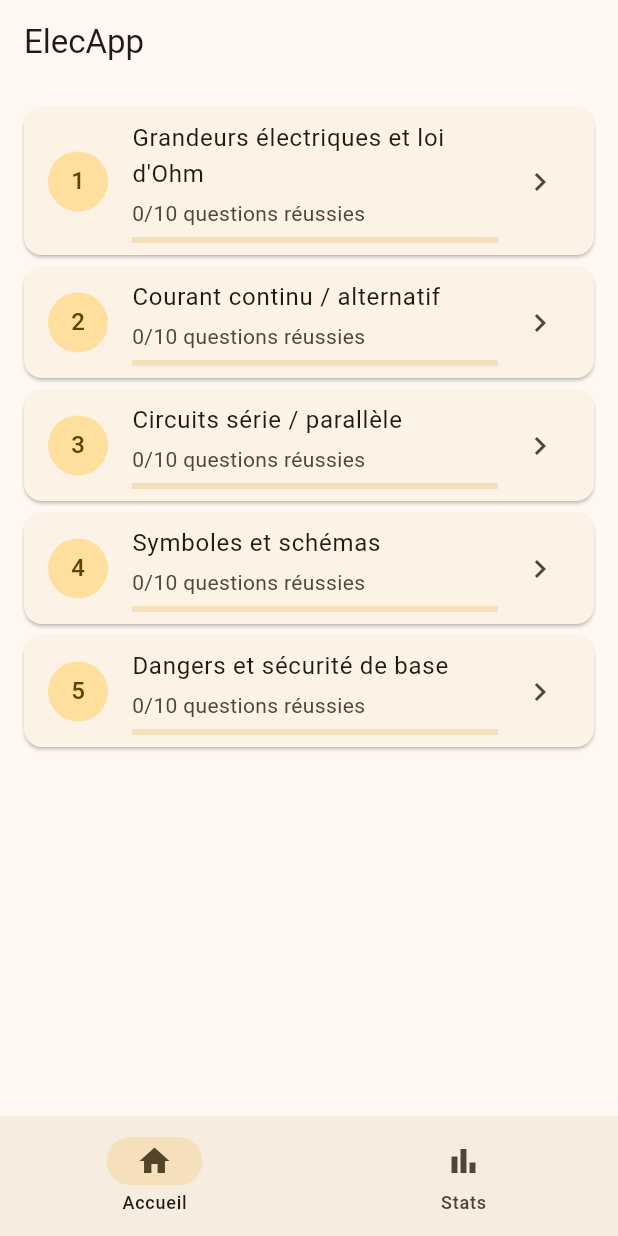
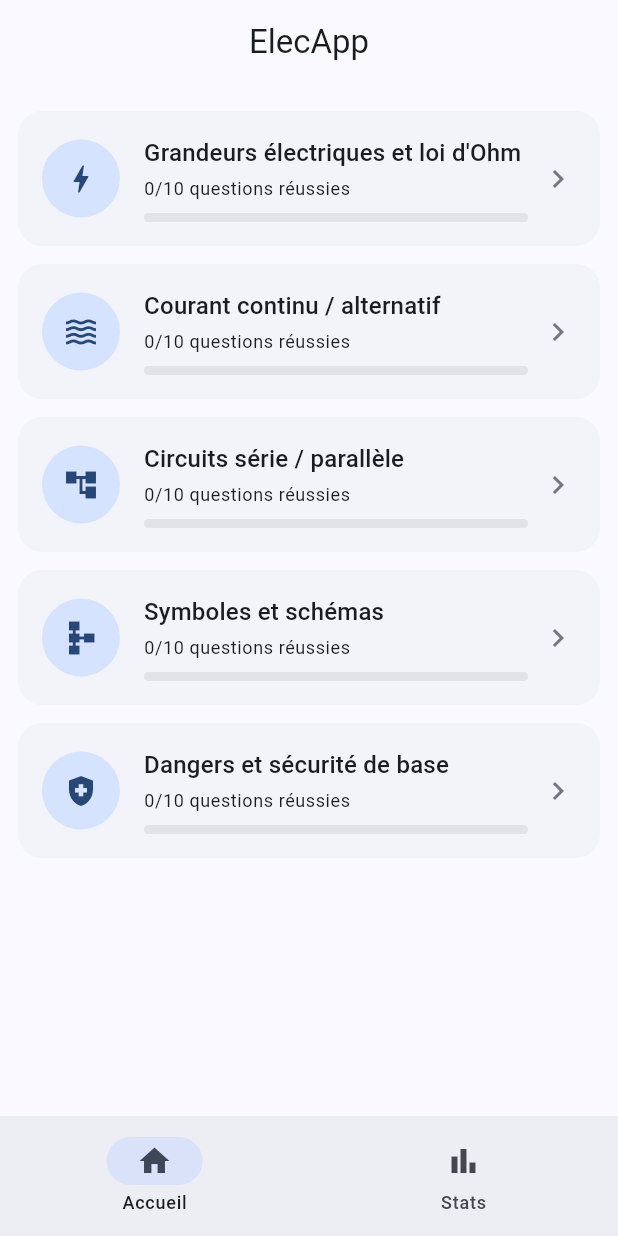
Before and after one commit to PauloLArtiste56/app-lectricit-, a Flutter app: the screen it shows after launch, on a phone screen of 412 x 824 dp. Run offline on Flutter 3.47's test engine with Material 3 defaults, Android fonts, the phone set to English and light mode, and no system bars; our stand-ins replace shared_preferences.

Commit message:
Étape 7 : thème, icônes, mode sombre, format téléphone sur grand écran
- theme.dart : bleu électrique en couleur principale, déclinaisons
  claire et sombre (suit le réglage de l'appareil), cartes arrondies,
  boutons pleine largeur.
- Sur grand écran (Chrome sur PC), le contenu est limité à 480 px de
  large pour garder l'allure d'un téléphone.
- Carte de module : icône par module, coche verte quand il est terminé.
- Icône de l'appli (fond bleu, éclair jaune) générée à toutes les
  tailles iOS et web ; favicon ; nom affiché "ElecApp" sur iOS ;
  couleurs du manifeste web.
- README mis à jour : V1 complète, structure, où modifier le contenu.

Vérifié : flutter analyze sans problème, 24 tests verts, build web OK.

Co-Authored-By: Claude Fable 5.1 <noreply@anthropic.com>
Claude-Session: https://claude.ai/code/session_01RMu6oXrFiTwhT3PyEbCZuc

```diff
--- a/lib/main.dart
+++ b/lib/main.dart
@@ -3,6 +3,7 @@ import 'package:provider/provider.dart';
 
 import 'data/app_state.dart';
 import 'screens/home_shell.dart';
+import 'theme.dart';
 
 void main() {
   runApp(const ElecApp());
@@ -18,11 +19,21 @@ class ElecApp extends StatelessWidget {
       create: (_) => AppState()..charger(),
       child: MaterialApp(
         title: 'ElecApp',
-        theme: ThemeData(
-          colorSchemeSeed: Colors.amber,
-          useMaterial3: true,
+        theme: ElecTheme.clair(),
+        darkTheme: ElecTheme.sombre(),
+        themeMode: ThemeMode.system,
+        home: const HomeShell(),
+        // Sur un grand écran (Chrome sur PC), on limite la largeur pour
+        // garder l'allure d'un téléphone. Sans effet sur un vrai mobile.
+        builder: (context, child) => ColoredBox(
+          color: Theme.of(context).colorScheme.surfaceContainerHighest,
+          child: Center(
+            child: ConstrainedBox(
+              constraints: const BoxConstraints(maxWidth: ElecTheme.largeurMax),
+              child: child,
+            ),
+          ),
         ),
-        home: const HomeShell(),
       ),
     );
   }
--- /dev/null
+++ b/lib/theme.dart
@@ -0,0 +1,50 @@
+import 'package:flutter/material.dart';
+
+/// Thème de l'appli : bleu "électrique" comme couleur principale,
+/// déclinaison claire et sombre générée par Material 3.
+abstract final class ElecTheme {
+  static const Color graine = Color(0xFF1565C0);
+
+  /// Largeur maximale du contenu sur grand écran (Chrome sur PC) :
+  /// l'appli garde ainsi des proportions de téléphone.
+  static const double largeurMax = 480;
+
+  static ThemeData clair() => _base(Brightness.light);
+  static ThemeData sombre() => _base(Brightness.dark);
+
+  static ThemeData _base(Brightness brightness) {
+    final scheme = ColorScheme.fromSeed(seedColor: graine, brightness: brightness);
+    return ThemeData(
+      colorScheme: scheme,
+      useMaterial3: true,
+      appBarTheme: AppBarTheme(
+        centerTitle: true,
+        backgroundColor: scheme.surface,
+        foregroundColor: scheme.onSurface,
+      ),
+      cardTheme: CardThemeData(
+        elevation: 0,
+        color: scheme.surfaceContainerLow,
+        shape: RoundedRectangleBorder(borderRadius: BorderRadius.circular(16)),
+        margin: const EdgeInsets.symmetric(vertical: 6),
+      ),
+      filledButtonTheme: FilledButtonThemeData(
+        style: FilledButton.styleFrom(
+          minimumSize: const Size.fromHeight(52),
+          shape: RoundedRectangleBorder(borderRadius: BorderRadius.circular(14)),
+        ),
+      ),
+      outlinedButtonTheme: OutlinedButtonThemeData(
+        style: OutlinedButton.styleFrom(
+          minimumSize: const Size.fromHeight(52),
+          shape: RoundedRectangleBorder(borderRadius: BorderRadius.circular(14)),
+        ),
+      ),
+      progressIndicatorTheme: ProgressIndicatorThemeData(
+        color: scheme.primary,
+        linearTrackColor: scheme.surfaceContainerHighest,
+        borderRadius: BorderRadius.circular(4),
+      ),
+    );
+  }
+}
--- a/lib/widgets/module_card.dart
+++ b/lib/widgets/module_card.dart
@@ -1,8 +1,9 @@
 import 'package:flutter/material.dart';
 
 import '../models/module.dart';
+import 'module_icon.dart';
 
-/// Carte d'un module sur l'écran d'accueil : titre + progression "3/10".
+/// Carte d'un module sur l'écran d'accueil : icône, titre, progression "3/10".
 class ModuleCard extends StatelessWidget {
   const ModuleCard({
     super.key,
@@ -19,29 +20,60 @@ class ModuleCard extends StatelessWidget {
 
   @override
   Widget build(BuildContext context) {
+    final scheme = Theme.of(context).colorScheme;
     final total = module.nombreQuestions;
     final enPreparation = total == 0;
+    final termine = !enPreparation && questionsReussies == total;
     final progression = enPreparation ? 0.0 : questionsReussies / total;
 
     return Card(
-      child: ListTile(
+      clipBehavior: Clip.antiAlias,
+      child: InkWell(
         onTap: enPreparation ? null : onTap,
-        leading: CircleAvatar(child: Text('${module.ordre}')),
-        title: Text(module.titre),
-        subtitle: Column(
+        child: Padding(
+          padding: const EdgeInsets.all(16),
+          child: Row(
+            children: [
+              CircleAvatar(
+                radius: 26,
+                backgroundColor:
+                    termine ? Colors.green.shade600 : scheme.primaryContainer,
+                foregroundColor:
+                    termine ? Colors.white : scheme.onPrimaryContainer,
+                child: Icon(termine ? Icons.check : iconePourModule(module.id)),
+              ),
+              const SizedBox(width: 16),
+              Expanded(
+                child: Column(
                   crossAxisAlignment: CrossAxisAlignment.start,
                   children: [
+                    Text(
+                      module.titre,
+                      style: Theme.of(context).textTheme.titleMedium,
+                    ),
                     const SizedBox(height: 4),
                     Text(
                       enPreparation
                           ? 'Contenu à venir'
                           : '$questionsReussies/$total questions réussies',
+                      style: Theme.of(context).textTheme.bodySmall,
                     ),
-            const SizedBox(height: 6),
-            LinearProgressIndicator(value: progression),
+                    const SizedBox(height: 8),
+                    LinearProgressIndicator(
+                      value: progression,
+                      minHeight: 6,
+                      color: termine ? Colors.green.shade600 : null,
+                    ),
                   ],
                 ),
-        trailing: enPreparation ? null : const Icon(Icons.chevron_right),
+              ),
+              if (!enPreparation) ...[
+                const SizedBox(width: 8),
+                Icon(Icons.chevron_right, color: scheme.outline),
+              ],
+            ],
+          ),
+        ),
       ),
     );
   }
--- /dev/null
+++ b/lib/widgets/module_icon.dart
@@ -0,0 +1,14 @@
+import 'package:flutter/material.dart';
+
+/// Icône associée à chaque module, par son identifiant dans `content.json`.
+/// Un module inconnu reçoit une icône générique.
+IconData iconePourModule(String moduleId) {
+  return switch (moduleId) {
+    'grandeurs' => Icons.bolt,
+    'courant' => Icons.waves,
+    'circuits' => Icons.account_tree,
+    'symboles' => Icons.schema,
+    'securite' => Icons.health_and_safety,
+    _ => Icons.menu_book,
+  };
+}
```
Also changed, not shown: 26 other files. Lines whose indentation alone changed are shown as unchanged.
